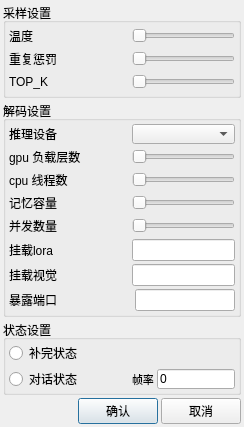
The window that src/widget/settings_dialog.ui (ylsdamxssjxxdd/eva) describes before a commit, drawn with Qt 5.
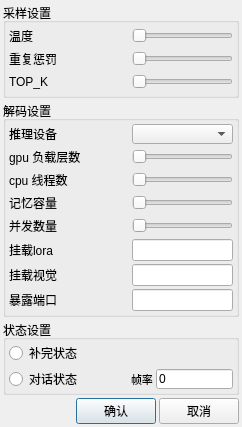
The same window after the commit.

The edit to the form file:
```diff
--- a/src/widget/settings_dialog.ui
+++ b/src/widget/settings_dialog.ui
@@ -512,9 +512,6 @@
       </item>
       <item>
        <layout class="QHBoxLayout" name="horizontalLayout_12">
-        <property name="spacing">
-         <number>6</number>
-        </property>
         <item>
          <widget class="QLabel" name="port_label">
           <property name="minimumSize">
```
Left out of the diff: 5 changed lines with no effect on the pictures.
